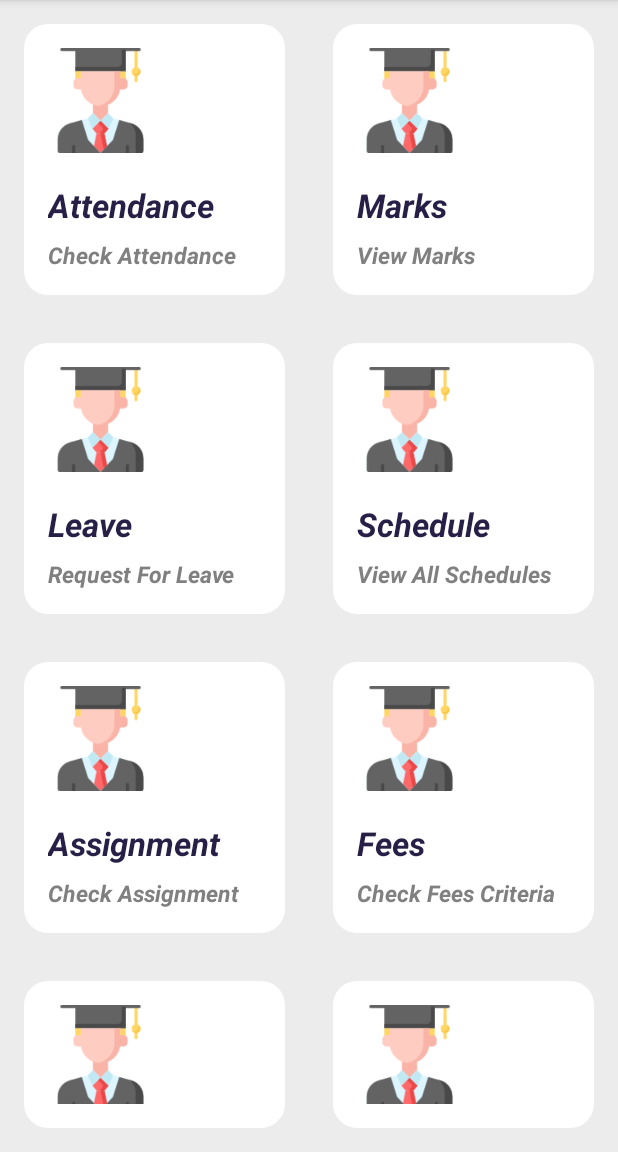
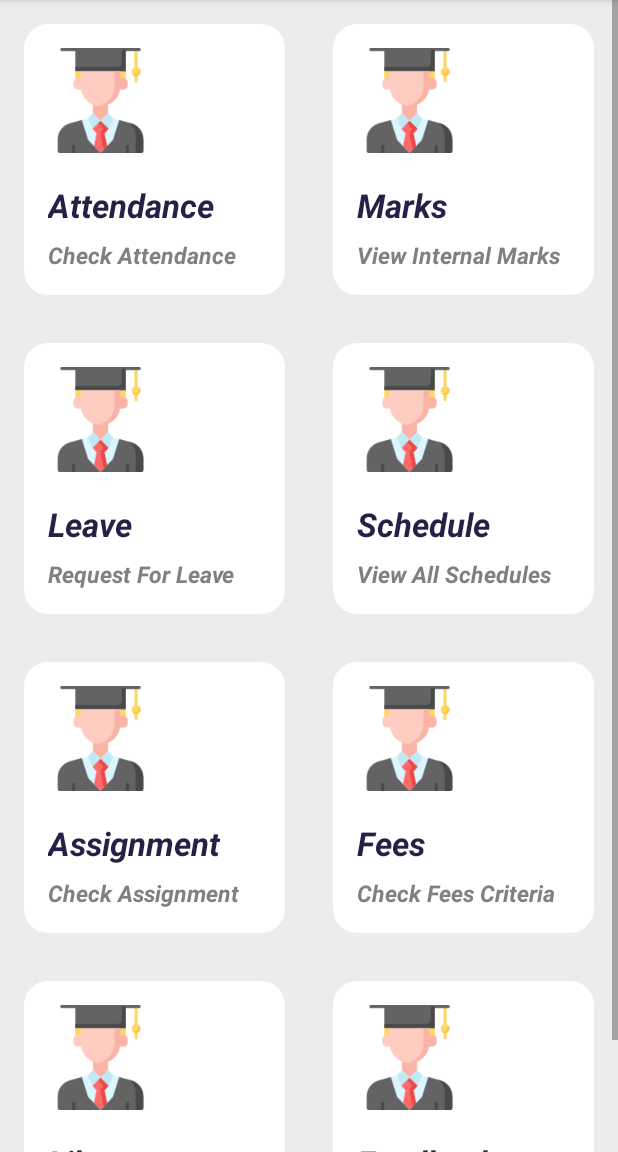
Before and after one commit to a4fsproject/a4fsandroidapp, an Android app: the Student_Home_Page screen opened directly, with no data from a screen before it, on a phone screen of 412 x 824 dp, the part 84-1236 px from its top. Run offline under Robolectric (Android 15) with nearby library versions, the phone set to English and light mode, and no system bars.

Commit message:
home page designs

```diff
--- a/app/src/main/res/layout/activity_student__home__page.xml
+++ b/app/src/main/res/layout/activity_student__home__page.xml
@@ -1,3 +1,9 @@
+<ScrollView xmlns:android="http://schemas.android.com/apk/res/android"
+    xmlns:app="http://schemas.android.com/apk/res-auto"
+    xmlns:tools="http://schemas.android.com/tools"
+    android:layout_width="match_parent"
+    android:layout_height="match_parent">
+
 <LinearLayout xmlns:android="http://schemas.android.com/apk/res/android"
     xmlns:app="http://schemas.android.com/apk/res-auto"
     xmlns:tools="http://schemas.android.com/tools"
@@ -81,7 +87,7 @@
                 android:layout_width="match_parent"
                 android:layout_height="wrap_content"
                 android:gravity="left"
-                android:text="View Marks"
+                android:text="View Internal Marks"
                 android:textColor="#808080"
                 android:textSize="15sp"
                 android:textStyle="bold|italic"
@@ -341,3 +347,5 @@
     </LinearLayout>
 
 </LinearLayout>
+
+</ScrollView>
```
Also changed, not shown: app/src/main/res/layout/activity_user_homepage.xml (+8 -1 lines).
